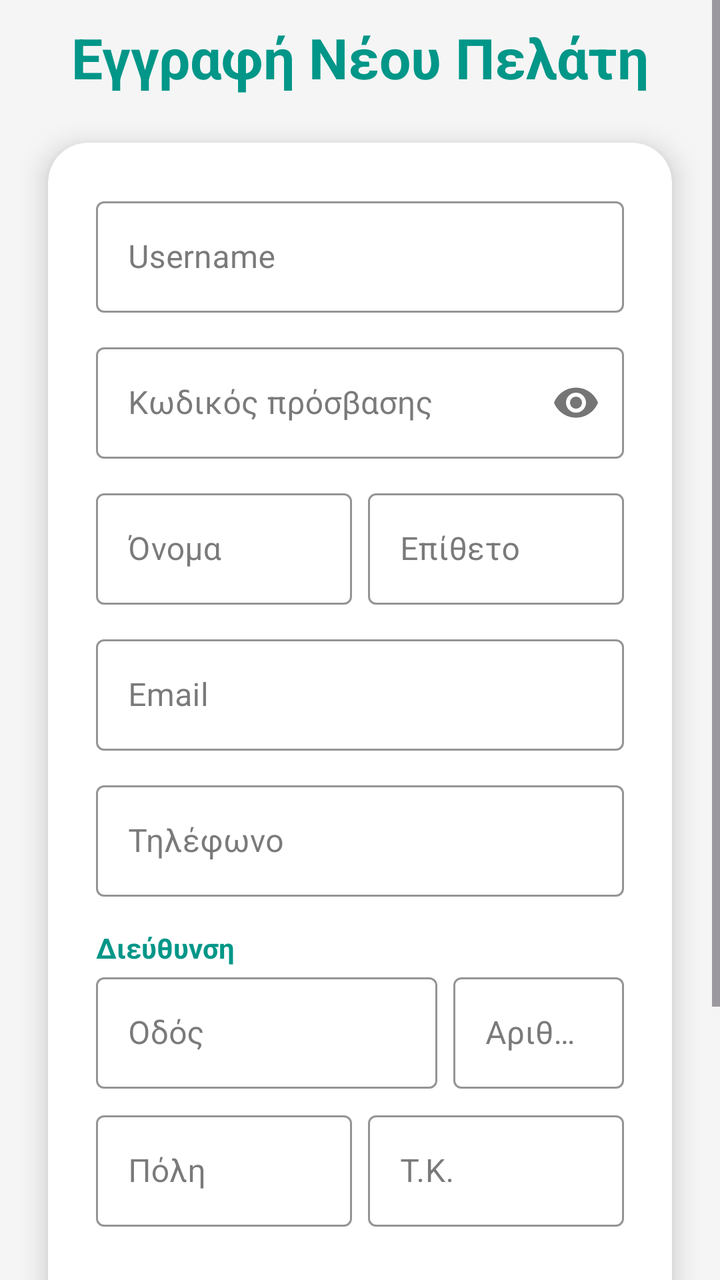
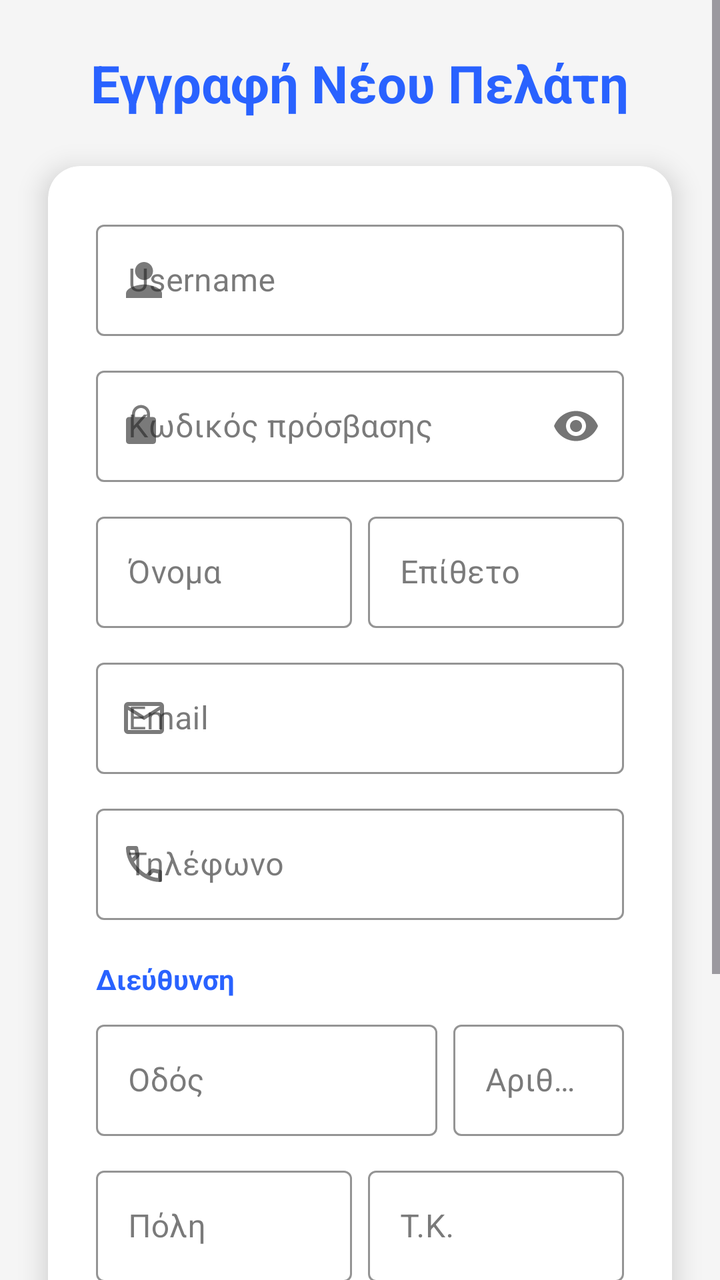

Two renders of the same Android screen: before a commit and after it. Below are the layout's source before the change and the commit's diff.
<!-- AndroidManifest.xml: application theme Theme.Team21 -->
<!-- res/layout/activity_register.xml -->
<?xml version="1.0" encoding="utf-8"?>
<ScrollView xmlns:android="http://schemas.android.com/apk/res/android"
    xmlns:app="http://schemas.android.com/apk/res-auto"
    xmlns:tools="http://schemas.android.com/tools"
    android:layout_width="match_parent"
    android:layout_height="match_parent"
    android:background="?android:attr/windowBackground"
    android:fillViewport="true">

    <androidx.constraintlayout.widget.ConstraintLayout
        android:id="@+id/registerActivity"
        android:layout_width="match_parent"
        android:layout_height="wrap_content"
        android:paddingBottom="24dp"
        tools:context=".view.user.register.RegisterActivity">

        <TextView
            android:id="@+id/txtRegisterHeader"
            android:layout_width="wrap_content"
            android:layout_height="wrap_content"
            android:layout_marginTop="10dp"
            android:text="Εγγραφή Νέου Πελάτη"
            android:textColor="?attr/colorMenuButton"
            android:textSize="28sp"
            android:textStyle="bold"
            app:layout_constraintEnd_toEndOf="parent"
            app:layout_constraintStart_toStartOf="parent"
            app:layout_constraintTop_toTopOf="parent" />

        <androidx.cardview.widget.CardView
            android:id="@+id/registerCardView"
            android:layout_width="0dp"
            android:layout_height="wrap_content"
            android:layout_marginStart="24dp"
            android:layout_marginTop="24dp"
            android:layout_marginEnd="24dp"
            app:cardBackgroundColor="?attr/colorSurface"
            app:cardCornerRadius="20dp"
            app:cardElevation="8dp"
            app:layout_constraintEnd_toEndOf="parent"
            app:layout_constraintStart_toStartOf="parent"
            app:layout_constraintTop_toBottomOf="@+id/txtRegisterHeader">

            <LinearLayout
                android:layout_width="match_parent"
                android:layout_height="wrap_content"
                android:orientation="vertical"
                android:padding="24dp">

                <com.google.android.material.textfield.TextInputLayout
                    style="@style/Widget.MaterialComponents.TextInputLayout.OutlinedBox"
                    android:layout_width="match_parent"
                    android:layout_height="wrap_content"
                    app:boxBackgroundColor="?attr/colorSurface"
                    app:boxStrokeColor="?attr/colorPrimary"
                    android:hint="Username">

                    <com.google.android.material.textfield.TextInputEditText
                        android:id="@+id/edtRegisterUsername"
                        android:layout_width="match_parent"
                        android:layout_height="wrap_content"
                        android:textColor="?attr/colorOnSurface"
                        android:inputType="text" />
                </com.google.android.material.textfield.TextInputLayout>

                <com.google.android.material.textfield.TextInputLayout
                    style="@style/Widget.MaterialComponents.TextInputLayout.OutlinedBox"
                    android:layout_width="match_parent"
                    android:layout_height="wrap_content"
                    android:layout_marginTop="12dp"
                    app:boxBackgroundColor="?attr/colorSurface"
                    app:boxStrokeColor="?attr/colorPrimary"
                    android:hint="Κωδικός πρόσβασης"
                    app:endIconMode="password_toggle"
                    app:endIconTint="?attr/colorOnSurfaceVariant">

                    <com.google.android.material.textfield.TextInputEditText
                        android:id="@+id/edtRegisterPassword"
                        android:layout_width="match_parent"
                        android:layout_height="wrap_content"
                        android:textColor="?attr/colorOnSurface"
                        android:inputType="textPassword" />
                </com.google.android.material.textfield.TextInputLayout>

                <LinearLayout
                    android:layout_width="match_parent"
                    android:layout_height="wrap_content"
                    android:layout_marginTop="12dp"
                    android:orientation="horizontal">

                    <com.google.android.material.textfield.TextInputLayout
                        style="@style/Widget.MaterialComponents.TextInputLayout.OutlinedBox"
                        android:layout_width="0dp"
                        android:layout_height="wrap_content"
                        android:layout_weight="1"
                        android:layout_marginEnd="4dp"
                        app:boxBackgroundColor="?attr/colorSurface"
                        app:boxStrokeColor="?attr/colorPrimary"
                        android:hint="Όνομα">

                        <com.google.android.material.textfield.TextInputEditText
                            android:id="@+id/edtRegisterName"
                            android:layout_width="match_parent"
                            android:layout_height="wrap_content"
                            android:textColor="?attr/colorOnSurface"
                            android:inputType="textPersonName" />
                    </com.google.android.material.textfield.TextInputLayout>

                    <com.google.android.material.textfield.TextInputLayout
                        style="@style/Widget.MaterialComponents.TextInputLayout.OutlinedBox"
                        android:layout_width="0dp"
                        android:layout_height="wrap_content"
                        android:layout_weight="1"
                        android:layout_marginStart="4dp"
                        app:boxBackgroundColor="?attr/colorSurface"
                        app:boxStrokeColor="?attr/colorPrimary"
                        android:hint="Επίθετο">

                        <com.google.android.material.textfield.TextInputEditText
                            android:id="@+id/edtRegisterSurname"
                            android:layout_width="match_parent"
                            android:layout_height="wrap_content"
                            android:textColor="?attr/colorOnSurface"
                            android:inputType="textPersonName" />
                    </com.google.android.material.textfield.TextInputLayout>
                </LinearLayout>

                <com.google.android.material.textfield.TextInputLayout
                    style="@style/Widget.MaterialComponents.TextInputLayout.OutlinedBox"
                    android:layout_width="match_parent"
                    android:layout_height="wrap_content"
                    android:layout_marginTop="12dp"
                    app:boxBackgroundColor="?attr/colorSurface"
                    app:boxStrokeColor="?attr/colorPrimary"
                    android:hint="Email">

                    <com.google.android.material.textfield.TextInputEditText
                        android:id="@+id/edtRegisterEmail"
                        android:layout_width="match_parent"
                        android:layout_height="wrap_content"
                        android:textColor="?attr/colorOnSurface"
                        android:inputType="textEmailAddress" />
                </com.google.android.material.textfield.TextInputLayout>

                <com.google.android.material.textfield.TextInputLayout
                    style="@style/Widget.MaterialComponents.TextInputLayout.OutlinedBox"
                    android:layout_width="match_parent"
                    android:layout_height="wrap_content"
                    android:layout_marginTop="12dp"
                    app:boxBackgroundColor="?attr/colorSurface"
                    app:boxStrokeColor="?attr/colorPrimary"
                    android:hint="Τηλέφωνο">

                    <com.google.android.material.textfield.TextInputEditText
                        android:id="@+id/edtRegisterPhone"
                        android:layout_width="match_parent"
                        android:layout_height="wrap_content"
                        android:textColor="?attr/colorOnSurface"
                        android:inputType="phone" />
                </com.google.android.material.textfield.TextInputLayout>

                <TextView
                    android:layout_width="wrap_content"
                    android:layout_height="wrap_content"
                    android:layout_marginTop="16dp"
                    android:text="Διεύθυνση"
                    android:textColor="?attr/colorMenuButton"
                    android:textStyle="bold" />

                <LinearLayout
                    android:layout_width="match_parent"
                    android:layout_height="wrap_content"
                    android:orientation="horizontal">

                    <com.google.android.material.textfield.TextInputLayout
                        style="@style/Widget.MaterialComponents.TextInputLayout.OutlinedBox"
                        android:layout_width="0dp"
                        android:layout_height="wrap_content"
                        android:layout_weight="2"
                        android:layout_marginEnd="4dp"
                        app:boxBackgroundColor="?attr/colorSurface"
                        app:boxStrokeColor="?attr/colorPrimary"
                        android:hint="Οδός">

                        <com.google.android.material.textfield.TextInputEditText
                            android:id="@+id/edtRegisterStreet"
                            android:layout_width="match_parent"
                            android:layout_height="wrap_content"
                            android:textColor="?attr/colorOnSurface" />
                    </com.google.android.material.textfield.TextInputLayout>

                    <com.google.android.material.textfield.TextInputLayout
                        style="@style/Widget.MaterialComponents.TextInputLayout.OutlinedBox"
                        android:layout_width="0dp"
                        android:layout_height="wrap_content"
                        android:layout_weight="1"
                        android:layout_marginStart="4dp"
                        app:boxBackgroundColor="?attr/colorSurface"
                        app:boxStrokeColor="?attr/colorPrimary"
                        android:hint="Αριθμός">

                        <com.google.android.material.textfield.TextInputEditText
                            android:id="@+id/edtRegisterNumber"
                            android:layout_width="match_parent"
                            android:layout_height="wrap_content"
                            android:textColor="?attr/colorOnSurface" />
                    </com.google.android.material.textfield.TextInputLayout>
                </LinearLayout>

                <LinearLayout
                    android:layout_width="match_parent"
                    android:layout_height="wrap_content"
                    android:layout_marginTop="8dp"
                    android:orientation="horizontal">

                    <com.google.android.material.textfield.TextInputLayout
                        style="@style/Widget.MaterialComponents.TextInputLayout.OutlinedBox"
                        android:layout_width="0dp"
                        android:layout_height="wrap_content"
                        android:layout_weight="1"
                        android:layout_marginEnd="4dp"
                        app:boxBackgroundColor="?attr/colorSurface"
                        app:boxStrokeColor="?attr/colorPrimary"
                        android:hint="Πόλη">

                        <com.google.android.material.textfield.TextInputEditText
                            android:id="@+id/edtRegisterCity"
                            android:layout_width="match_parent"
                            android:layout_height="wrap_content"
                            android:textColor="?attr/colorOnSurface" />
                    </com.google.android.material.textfield.TextInputLayout>

                    <com.google.android.material.textfield.TextInputLayout
                        style="@style/Widget.MaterialComponents.TextInputLayout.OutlinedBox"
                        android:layout_width="0dp"
                        android:layout_height="wrap_content"
                        android:layout_weight="1"
                        android:layout_marginStart="4dp"
                        app:boxBackgroundColor="?attr/colorSurface"
                        app:boxStrokeColor="?attr/colorPrimary"
                        android:hint="Τ.Κ.">

                        <com.google.android.material.textfield.TextInputEditText
                            android:id="@+id/edtRegisterZip"
                            android:layout_width="match_parent"
                            android:layout_height="wrap_content"
                            android:textColor="?attr/colorOnSurface"
                            android:inputType="number" />
                    </com.google.android.material.textfield.TextInputLayout>
                </LinearLayout>

                <com.google.android.material.button.MaterialButton
                    android:id="@+id/btnRegister"
                    android:layout_width="match_parent"
                    android:layout_height="60dp"
                    android:layout_marginTop="24dp"
                    android:backgroundTint="?attr/colorMenuButton"
                    android:textColor="?attr/colorOnPrimary"
                    android:text="ΕΓΓΡΑΦΗ"
                    android:textSize="16sp"
                    android:textStyle="bold"
                    app:cornerRadius="30dp" />

            </LinearLayout>
        </androidx.cardview.widget.CardView>

        <TextView
            android:id="@+id/txtLoginPrompt"
            android:layout_width="wrap_content"
            android:layout_height="wrap_content"
            android:layout_marginTop="24dp"
            android:layout_marginBottom="24dp"
            android:text="Έχεις ήδη λογαριασμό; "
            android:textColor="?attr/colorOnSurfaceVariant"
            android:textSize="15sp"
            app:layout_constraintBottom_toBottomOf="parent"
            app:layout_constraintEnd_toStartOf="@+id/txtLoginLink"
            app:layout_constraintHorizontal_chainStyle="packed"
            app:layout_constraintStart_toStartOf="parent"
            app:layout_constraintTop_toBottomOf="@+id/registerCardView" />

        <TextView
            android:id="@+id/txtLoginLink"
            android:layout_width="wrap_content"
            android:layout_height="wrap_content"
            android:background="?attr/selectableItemBackground"
            android:clickable="true"
            android:focusable="true"
            android:text="Σύνδεση"
            android:textColor="?attr/colorMenuButton"
            android:textSize="15sp"
            android:textStyle="bold"
            app:layout_constraintBaseline_toBaselineOf="@+id/txtLoginPrompt"
            app:layout_constraintEnd_toEndOf="parent"
            app:layout_constraintStart_toEndOf="@+id/txtLoginPrompt" />

    </androidx.constraintlayout.widget.ConstraintLayout>
</ScrollView>
<!-- resources referenced by this layout -->
<resources>
  <style name="Theme.Team21" parent="Base.Theme.Team21" />
  <color name="bg_light">#F5F5F5</color>
  <color name="card_light">#FFFFFF</color>
  <color name="input_bg_light">#EBEBEB</color>
  <color name="text_dark">#212121</color>
  <color name="text_muted_light">#757575</color>
  <color name="white">#FFFFFFFF</color>
  <color name="eshop_primary">#2962FF</color>
  <color name="eshop_accent">#FF6D00</color>
  <color name="error_red_light">#D32F2F</color>
  <color name="filter_active_light">#2962FF</color>
  <color name="filter_bg_unselected_light">#E0E0E0</color>
  <color name="teal_menu_light">#009688</color>
  <!-- unchanged entries left out for length: 1 -->
</resources>

<!-- the commit's change to res/layout/activity_register.xml (unified diff, before → after) -->
@@ -18,10 +18,10 @@
             android:id="@+id/txtRegisterHeader"
             android:layout_width="wrap_content"
             android:layout_height="wrap_content"
-            android:layout_marginTop="10dp"
+            android:layout_marginTop="24dp"
             android:text="Εγγραφή Νέου Πελάτη"
-            android:textColor="?attr/colorMenuButton"
-            android:textSize="28sp"
+            android:textColor="?attr/colorPrimary"
+            android:textSize="26sp"
             android:textStyle="bold"
             app:layout_constraintEnd_toEndOf="parent"
             app:layout_constraintStart_toStartOf="parent"
@@ -35,7 +35,7 @@
             android:layout_marginTop="24dp"
             android:layout_marginEnd="24dp"
             app:cardBackgroundColor="?attr/colorSurface"
-            app:cardCornerRadius="20dp"
+            app:cardCornerRadius="16dp"
             app:cardElevation="8dp"
             app:layout_constraintEnd_toEndOf="parent"
             app:layout_constraintStart_toStartOf="parent"
@@ -53,6 +53,7 @@
                     android:layout_height="wrap_content"
                     app:boxBackgroundColor="?attr/colorSurface"
                     app:boxStrokeColor="?attr/colorPrimary"
+                    app:startIconDrawable="@drawable/ic_person"
                     android:hint="Username">
 
                     <com.google.android.material.textfield.TextInputEditText
@@ -71,6 +72,7 @@
                     app:boxBackgroundColor="?attr/colorSurface"
                     app:boxStrokeColor="?attr/colorPrimary"
                     android:hint="Κωδικός πρόσβασης"
+                    app:startIconDrawable="@drawable/ic_lock"
                     app:endIconMode="password_toggle"
                     app:endIconTint="?attr/colorOnSurfaceVariant">
 
@@ -132,6 +134,7 @@
                     android:layout_marginTop="12dp"
                     app:boxBackgroundColor="?attr/colorSurface"
                     app:boxStrokeColor="?attr/colorPrimary"
+                    app:startIconDrawable="@drawable/ic_email"
                     android:hint="Email">
 
                     <com.google.android.material.textfield.TextInputEditText
@@ -149,6 +152,7 @@
                     android:layout_marginTop="12dp"
                     app:boxBackgroundColor="?attr/colorSurface"
                     app:boxStrokeColor="?attr/colorPrimary"
+                    app:startIconDrawable="@drawable/ic_phone"
                     android:hint="Τηλέφωνο">
 
                     <com.google.android.material.textfield.TextInputEditText
@@ -162,14 +166,15 @@
                 <TextView
                     android:layout_width="wrap_content"
                     android:layout_height="wrap_content"
-                    android:layout_marginTop="16dp"
+                    android:layout_marginTop="20dp"
                     android:text="Διεύθυνση"
-                    android:textColor="?attr/colorMenuButton"
+                    android:textColor="?attr/colorPrimary"
                     android:textStyle="bold" />
 
                 <LinearLayout
                     android:layout_width="match_parent"
                     android:layout_height="wrap_content"
+                    android:layout_marginTop="8dp"
                     android:orientation="horizontal">
 
                     <com.google.android.material.textfield.TextInputLayout
@@ -186,6 +191,7 @@
                             android:id="@+id/edtRegisterStreet"
                             android:layout_width="match_parent"
                             android:layout_height="wrap_content"
+                            android:inputType="textPostalAddress"
                             android:textColor="?attr/colorOnSurface" />
                     </com.google.android.material.textfield.TextInputLayout>
 
@@ -203,6 +209,7 @@
                             android:id="@+id/edtRegisterNumber"
                             android:layout_width="match_parent"
                             android:layout_height="wrap_content"
+                            android:inputType="number"
                             android:textColor="?attr/colorOnSurface" />
                     </com.google.android.material.textfield.TextInputLayout>
                 </LinearLayout>
@@ -210,7 +217,7 @@
                 <LinearLayout
                     android:layout_width="match_parent"
                     android:layout_height="wrap_content"
-                    android:layout_marginTop="8dp"
+                    android:layout_marginTop="12dp"
                     android:orientation="horizontal">
 
                     <com.google.android.material.textfield.TextInputLayout
@@ -254,12 +261,12 @@
                     android:layout_width="match_parent"
                     android:layout_height="60dp"
                     android:layout_marginTop="24dp"
-                    android:backgroundTint="?attr/colorMenuButton"
+                    app:backgroundTint="?attr/colorPrimary"
                     android:textColor="?attr/colorOnPrimary"
                     android:text="ΕΓΓΡΑΦΗ"
-                    android:textSize="16sp"
+                    android:textSize="18sp"
                     android:textStyle="bold"
-                    app:cornerRadius="30dp" />
+                    app:cornerRadius="12dp" />
 
             </LinearLayout>
         </androidx.cardview.widget.CardView>
@@ -287,7 +294,7 @@
             android:clickable="true"
             android:focusable="true"
             android:text="Σύνδεση"
-            android:textColor="?attr/colorMenuButton"
+            android:textColor="?attr/colorPrimary"
             android:textSize="15sp"
             android:textStyle="bold"
             app:layout_constraintBaseline_toBaselineOf="@+id/txtLoginPrompt"
<!-- resource entries referenced after the edit -->
@@ -1,5 +1,47 @@
 <!-- resources referenced by this layout -->
 <resources>
+  <!-- drawable ic_email (drawable) -->
+  <vector xmlns:android="http://schemas.android.com/apk/res/android"
+      android:width="24dp"
+      android:height="24dp"
+      android:viewportWidth="960"
+      android:viewportHeight="960"
+      android:tint="?attr/colorControlNormal">
+    <path
+        android:fillColor="@android:color/white"
+        android:pathData="M160,800Q127,800 103.5,776.5Q80,753 80,720L80,240Q80,207 103.5,183.5Q127,160 160,160L800,160Q833,160 856.5,183.5Q880,207 880,240L880,720Q880,753 856.5,776.5Q833,800 800,800L160,800ZM480,520L160,320L160,720Q160,720 160,720Q160,720 160,720L800,720Q800,720 800,720Q800,720 800,720L800,320L480,520ZM480,440L800,240L160,240L480,440ZM160,320L160,240L160,240L160,320L160,720Q160,720 160,720Q160,720 160,720L160,720Q160,720 160,720Q160,720 160,720L160,320Z"/>
+  </vector>
+  <!-- drawable ic_lock (drawable) -->
+  <vector xmlns:android="http://schemas.android.com/apk/res/android"
+      android:width="24dp"
+      android:height="24dp"
+      android:viewportWidth="1024"
+      android:viewportHeight="1024">
+    <path
+        android:fillColor="#555555"
+        android:pathData="M704 320h-64v-64c0-105.9-86.1-192-192-192S256 150.1 256 256v64h-64c-35.3 0-64 28.7-64 64v448c0 35.3 28.7 64 64 64h512c35.3 0 64-28.7 64-64V384c0-35.3-28.7-64-64-64z m-384-64c0-70.6 57.4-128 128-128s128 57.4 128 128v64H320v-64z"/>
+  </vector>
+  <!-- drawable ic_person (drawable) -->
+  <vector xmlns:android="http://schemas.android.com/apk/res/android"
+      android:width="24dp"
+      android:height="24dp"
+      android:viewportWidth="1024"
+      android:viewportHeight="1024">
+    <path
+        android:fillColor="#555555"
+        android:pathData="M512,512c105.6,0 192,-86.4 192,-192s-86.4,-192 -192,-192 -192,86.4 -192,192S406.4,512 512,512zM512,608c-127.2,0 -384,64.8 -384,192l0,96 768,0 0,-96C896,672.8 639.2,608 512,608z"/>
+  </vector>
+  <!-- drawable ic_phone (drawable) -->
+  <vector xmlns:android="http://schemas.android.com/apk/res/android"
+      android:width="24dp"
+      android:height="24dp"
+      android:viewportWidth="960"
+      android:viewportHeight="960"
+      android:tint="?attr/colorControlNormal">
+    <path
+        android:fillColor="@android:color/white"
+        android:pathData="M798,840Q673,840 551,785.5Q429,731 329,631Q229,531 174.5,409Q120,287 120,162Q120,144 132,132Q144,120 162,120L324,120Q338,120 349,129.5Q360,139 362,152L388,292Q390,308 387,319Q384,330 376,338L279,436Q299,473 326.5,507.5Q354,542 387,574Q418,605 452,631.5Q486,658 524,680L618,586Q627,577 641.5,572.5Q656,568 670,570L808,598Q822,602 831,612.5Q840,623 840,636L840,798Q840,816 828,828Q816,840 798,840ZM241,360L307,294Q307,294 307,294Q307,294 307,294L290,200Q290,200 290,200Q290,200 290,200L201,200Q201,200 201,200Q201,200 201,200Q206,241 215,281Q224,321 241,360ZM599,718Q638,735 678.5,745Q719,755 760,758Q760,758 760,758Q760,758 760,758L760,670Q760,670 760,670Q760,670 760,670L666,651Q666,651 666,651Q666,651 666,651L599,718ZM241,360Q241,360 241,360Q241,360 241,360Q241,360 241,360Q241,360 241,360L241,360Q241,360 241,360Q241,360 241,360L241,360Q241,360 241,360Q241,360 241,360ZM599,718L599,718Q599,718 599,718Q599,718 599,718L599,718Q599,718 599,718Q599,718 599,718L599,718Q599,718 599,718Q599,718 599,718Q599,718 599,718Q599,718 599,718Z"/>
+  </vector>
   <style name="Theme.Team21" parent="Base.Theme.Team21" />
   <color name="bg_light">#F5F5F5</color>
   <color name="card_light">#FFFFFF</color>
